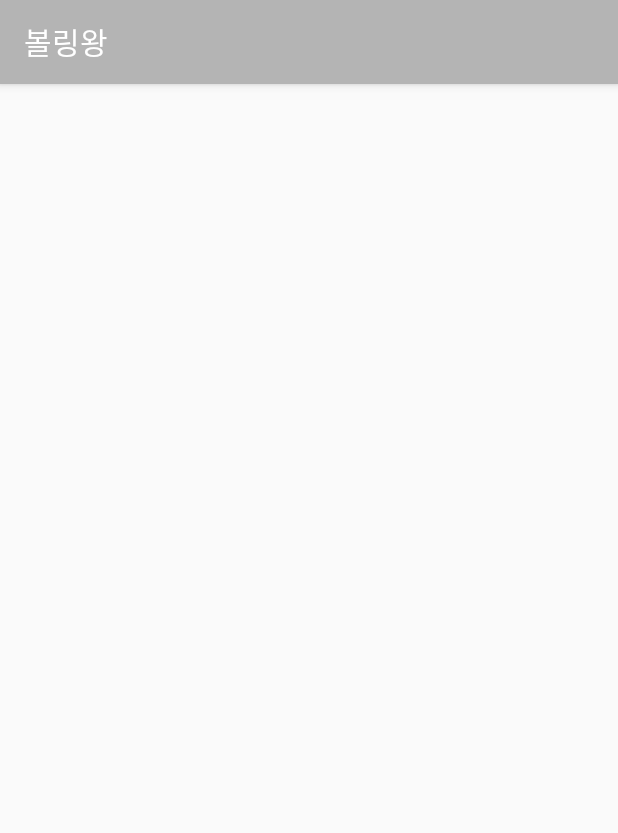
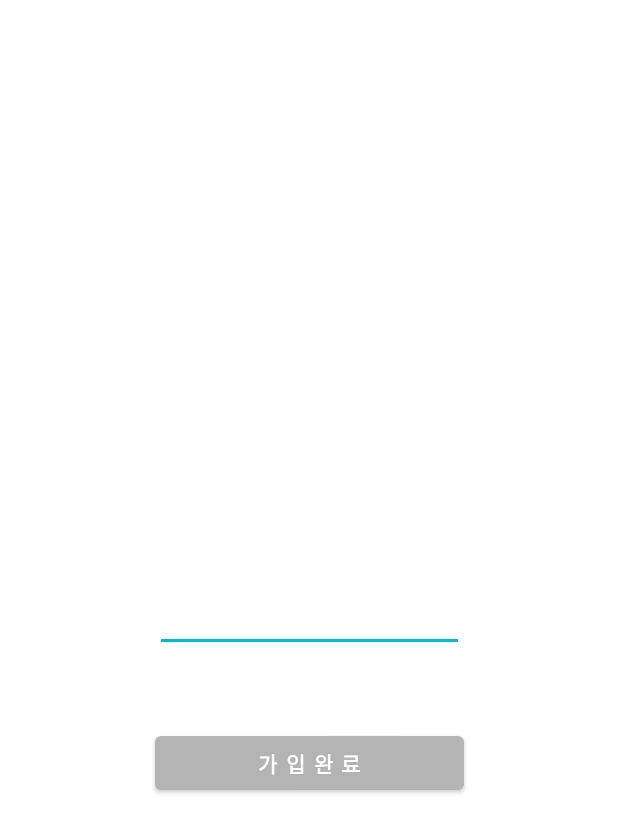
Before and after one commit to dongkyukim2/bowling, an Android app: the LoginInfoActivity screen opened directly, with no data from a screen before it, on a phone screen of 412 x 824 dp. Shown: the top 833 px of the screen. Run offline under Robolectric (Android 15) with nearby library versions, the phone set to English and light mode, and no system bars; our stand-ins replace CircleImageView, RxJava, data binding.

Commit message:
- login중

```diff
--- a/Bowling/app/build.gradle
+++ b/Bowling/app/build.gradle
@@ -72,7 +72,7 @@ dependencies {
     annotationProcessor 'com.github.bumptech.glide:compiler:4.9.0'
     implementation 'com.linecorp:apng:1.1.0'
 
-    implementation 'com.airbnb.android:lottie:3.0.2'
+    implementation 'com.airbnb.android:lottie:3.0.3'
 
     implementation 'com.github.PierfrancescoSoffritti:AndroidYouTubePlayer:10.0.3'
 
--- a/Bowling/app/src/main/AndroidManifest.xml
+++ b/Bowling/app/src/main/AndroidManifest.xml
@@ -11,7 +11,6 @@
             android:label="@string/app_name"
             android:largeHeap="true"
             android:name="com.dk.project.post.base.BaseApplication"
-            android:roundIcon="@mipmap/ic_launcher_round"
             android:supportsRtl="true"
             android:theme="@style/AppTheme"
             android:usesCleartextTraffic="true">
--- a/Bowling/app/src/main/res/mipmap-anydpi-v26/ic_launcher.xml
+++ /dev/null
@@ -1,5 +0,0 @@
-<?xml version="1.0" encoding="utf-8"?>
-<adaptive-icon xmlns:android="http://schemas.android.com/apk/res/android">
-    <background android:drawable="@drawable/ic_launcher_background" />
-    <foreground android:drawable="@drawable/ic_launcher_foreground" />
-</adaptive-icon>
--- a/Bowling/app/src/main/res/mipmap-anydpi-v26/ic_launcher_round.xml
+++ /dev/null
@@ -1,5 +0,0 @@
-<?xml version="1.0" encoding="utf-8"?>
-<adaptive-icon xmlns:android="http://schemas.android.com/apk/res/android">
-    <background android:drawable="@drawable/ic_launcher_background" />
-    <foreground android:drawable="@drawable/ic_launcher_foreground" />
-</adaptive-icon>
--- a/Bowling/app/src/main/res/values/styles.xml
+++ b/Bowling/app/src/main/res/values/styles.xml
@@ -1,7 +1,7 @@
 <resources>
 
     <!-- Base application theme. -->
-    <style name="AppTheme" parent="Theme.AppCompat.Light.DarkActionBar">
+    <style name="AppTheme" parent="Theme.MaterialComponents.Light.DarkActionBar">
         <!-- Customize your theme here. -->
         <item name="colorPrimary">@color/colorPrimary</item>
         <item name="colorPrimaryDark">@color/colorPrimaryDark</item>
--- a/Bowling/postLibrary/build.gradle
+++ b/Bowling/postLibrary/build.gradle
@@ -73,7 +73,7 @@ dependencies {
     annotationProcessor 'com.github.bumptech.glide:compiler:4.9.0'
     implementation 'com.linecorp:apng:1.1.0'
 
-    implementation 'com.airbnb.android:lottie:3.0.2'
+    implementation 'com.airbnb.android:lottie:3.0.3'
 
     implementation group: 'commons-io', name: 'commons-io', version: '2.6'
 
--- a/Bowling/postLibrary/src/main/res/layout/activity_login_info.xml
+++ b/Bowling/postLibrary/src/main/res/layout/activity_login_info.xml
@@ -1,6 +1,6 @@
 <?xml version="1.0" encoding="utf-8"?>
 <layout xmlns:android="http://schemas.android.com/apk/res/android"
-        xmlns:tools="http://schemas.android.com/tools">
+        xmlns:tools="http://schemas.android.com/tools" xmlns:app="http://schemas.android.com/apk/res-auto">
 
 
     <androidx.constraintlayout.widget.ConstraintLayout
@@ -9,5 +9,28 @@
             android:layout_height="match_parent"
             tools:context=".ui.activity.LoginInfoActivity">
 
+        <androidx.appcompat.widget.AppCompatEditText
+                android:id="@+id/nick_name_edit"
+                android:layout_width="0dp"
+                android:maxLength="10"
+                android:layout_height="wrap_content"
+                app:layout_constraintWidth_percent="0.5"
+                app:layout_constraintTop_toTopOf="parent"
+                app:layout_constraintLeft_toLeftOf="parent"
+                app:layout_constraintRight_toRightOf="parent"
+                app:layout_constraintBottom_toBottomOf="parent"/>
+
+        <com.google.android.material.button.MaterialButton
+                android:gravity="center"
+                android:layout_width="0dp"
+                android:layout_height="wrap_content"
+                app:layout_constraintWidth_percent="0.5"
+                android:text="가 입 완 료"
+                android:layout_marginTop="50dp"
+                android:textStyle="bold"
+                app:layout_constraintLeft_toLeftOf="parent"
+                app:layout_constraintRight_toRightOf="parent"
+                app:layout_constraintTop_toBottomOf="@id/nick_name_edit"/>
+
     </androidx.constraintlayout.widget.ConstraintLayout>
 </layout>
--- a/Bowling/postLibrary/src/main/res/values/styles.xml
+++ b/Bowling/postLibrary/src/main/res/values/styles.xml
@@ -1,7 +1,7 @@
 <resources>
 
     <!-- Base application theme. -->
-    <style name="AppTheme" parent="Theme.AppCompat.Light.DarkActionBar">
+    <style name="AppTheme" parent="Theme.MaterialComponents.Light.DarkActionBar">
         <!-- Customize your theme here. -->
         <item name="colorPrimary">@color/colorPrimary</item>
         <item name="colorPrimaryDark">@color/colorPrimaryDark</item>
```
Also changed, not shown: Bowling/postLibrary/src/main/AndroidManifest.xml (+10 -2 lines), Bowling/postLibrary/src/main/java/com/dk/project/post/ui/activity/LoginActivity.java (+4 -3 lines), Bowling/app/src/main/res/mipmap-hdpi/ic_launcher_round.png (deleted), Bowling/app/src/main/res/mipmap-mdpi/ic_launcher_round.png (deleted), Bowling/app/src/main/res/mipmap-xhdpi/ic_launcher_round.png (deleted), Bowling/app/src/main/res/mipmap-xxhdpi/ic_launcher_round.png (deleted), Bowling/app/src/main/res/mipmap-xxxhdpi/ic_launcher.png, Bowling/app/src/main/res/mipmap-xxxhdpi/ic_launcher_round.png (deleted).
